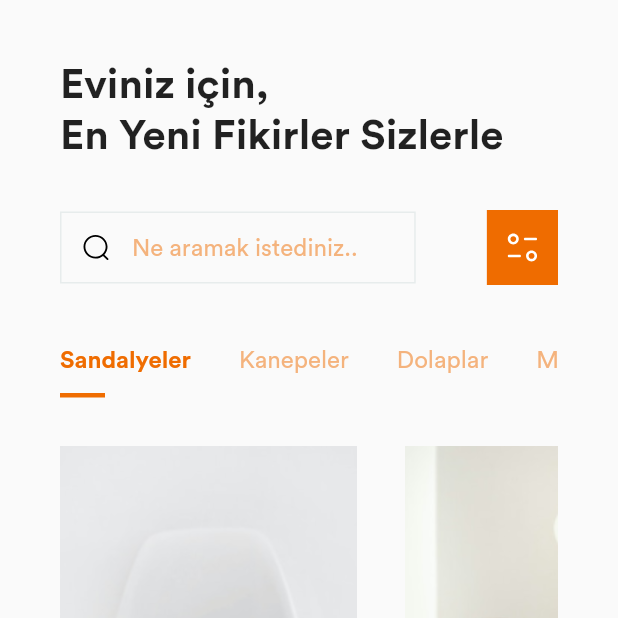
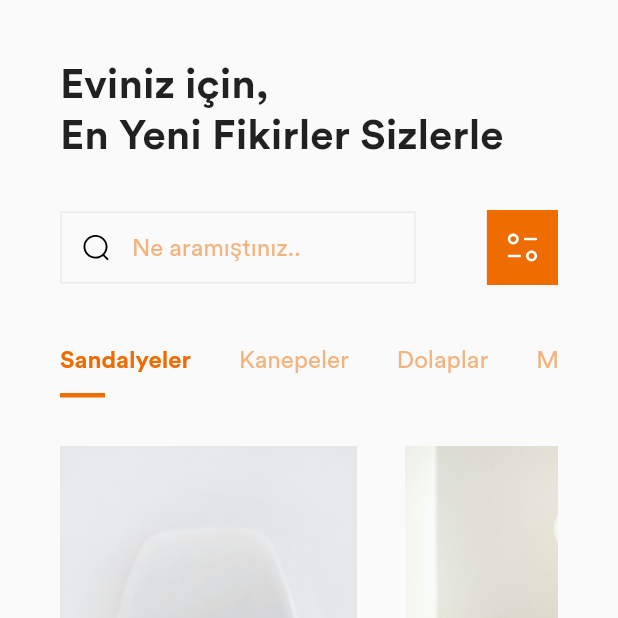
Before and after one commit to doganoguz/xShop, a Flutter app: the screen it shows after launch, on a phone screen of 412 x 824 dp, the top half of it. Run offline on Flutter 3.47's test engine with Material 2 defaults, Android fonts, the phone set to English and light mode, and no system bars; our stand-ins replace flutter_svg.

```diff
--- a/lib/Pages/components/ara.dart
+++ b/lib/Pages/components/ara.dart
@@ -16,7 +16,7 @@ class SearchBar extends StatelessWidget {
           flex: 5,
           child: TextField(
             decoration: InputDecoration(
-              hintText: 'Ne aramak istediniz..',
+              hintText: 'Ne aramıştınız..',
               hintStyle: TextStyle(
                 color: kPrimaryColor.withOpacity(0.5)
               ),
```
